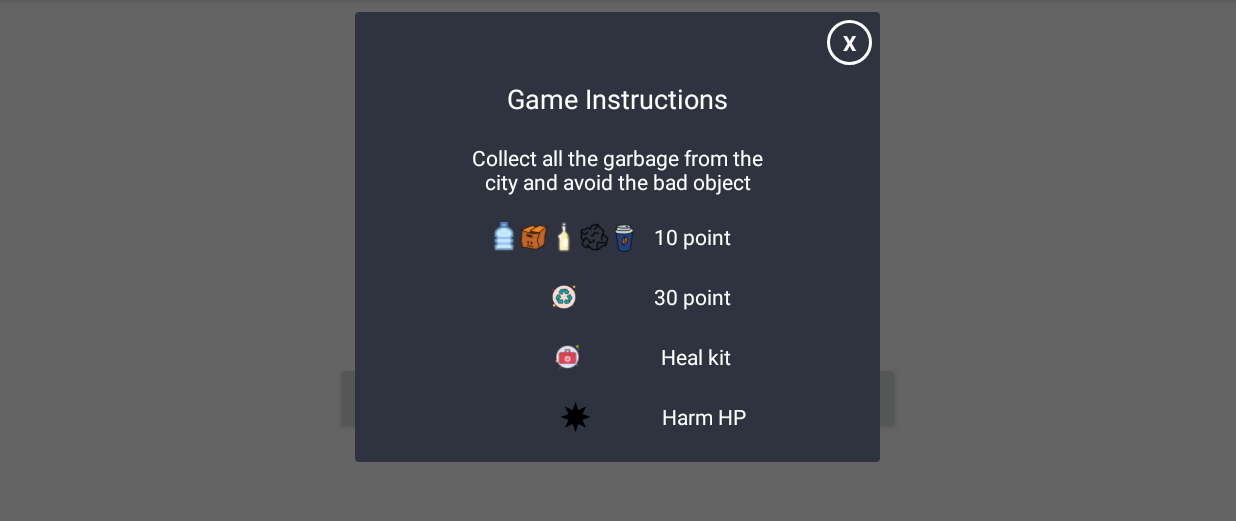
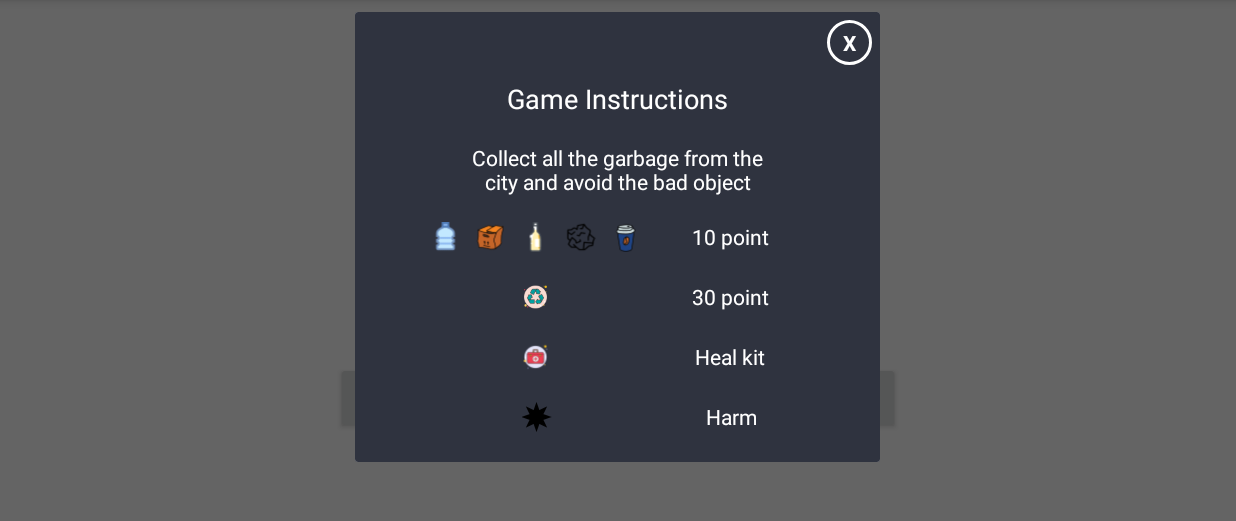
Before and after one commit to dorshamir55/CleaningTheCity, an Android app: the screen it shows after launch (StartActivity), after a tap on "INSTRUCTIONS", on a phone screen of 824 x 412 dp (held sideways), the part 72-593 px from its top. Run offline under Robolectric (Android 15) with nearby library versions, the phone set to English and light mode, and no system bars.

Commit message:
fix for hebrew

```diff
--- a/app/src/main/res/layout/game_instructions.xml
+++ b/app/src/main/res/layout/game_instructions.xml
@@ -35,39 +35,39 @@
         android:text="@string/game_instructions" />
 
     <TableLayout
-        android:layout_width="wrap_content"
+        android:layout_width="259dp"
         android:layout_height="wrap_content"
-        android:layout_marginTop="10dp"
-        android:layout_gravity="center">
+        android:layout_gravity="center"
+        android:layout_marginTop="10dp">
 
         <LinearLayout android:gravity="center_vertical">
 
             <ImageView
-                android:layout_width="20dp"
+                android:layout_width="wrap_content"
                 android:layout_height="20dp"
                 android:contentDescription="objects Hit"
                 android:src="@drawable/object1" />
 
             <ImageView
-                android:layout_width="20dp"
+                android:layout_width="wrap_content"
                 android:layout_height="20dp"
                 android:contentDescription="objects Hit"
                 android:src="@drawable/object2" />
 
             <ImageView
-                android:layout_width="20dp"
+                android:layout_width="wrap_content"
                 android:layout_height="20dp"
                 android:contentDescription="objects Hit"
                 android:src="@drawable/object3" />
 
             <ImageView
-                android:layout_width="20dp"
+                android:layout_width="wrap_content"
                 android:layout_height="20dp"
                 android:contentDescription="objects Hit"
                 android:src="@drawable/object4" />
 
             <ImageView
-                android:layout_width="20dp"
+                android:layout_width="wrap_content"
                 android:layout_height="20dp"
                 android:contentDescription="objects Hit"
                 android:src="@drawable/object5" />
@@ -75,10 +75,11 @@
             <TextView
                 android:layout_width="wrap_content"
                 android:layout_height="wrap_content"
+                android:layout_weight="1"
+                android:gravity="center"
                 android:paddingStart="10dp"
                 android:paddingEnd="10dp"
                 android:text="@string/instruction_points10"
-                android:gravity="center"
                 android:textColor="@color/white"
                 android:textSize="14sp" />
         </LinearLayout>
@@ -86,23 +87,23 @@
         <LinearLayout
             android:layout_marginTop="20dp"
             android:gravity="center_vertical">
+
             <ImageView
+                android:layout_width="150dp"
+                android:layout_height="20dp"
                 android:contentDescription="bonus object hit"
-                android:layout_width="0dp"
-                android:layout_height="20dp"
-                android:src="@drawable/recyclebonus"
-                android:layout_weight="1"/>
+                android:src="@drawable/recyclebonus" />
 
             <TextView
                 android:layout_width="wrap_content"
                 android:layout_height="wrap_content"
+                android:layout_weight="1"
+                android:gravity="center"
                 android:paddingStart="10dp"
                 android:paddingEnd="10dp"
                 android:text="@string/instruction_points30"
-                android:gravity="center"
                 android:textColor="@color/white"
-                android:textSize="14sp"
-/>
+                android:textSize="14sp" />
         </LinearLayout>
 
         <LinearLayout
@@ -110,40 +111,41 @@
             android:gravity="center_vertical">
 
             <ImageView
-                android:layout_width="0dp"
+                android:layout_width="150dp"
                 android:layout_height="20dp"
-                android:layout_weight="1"
                 android:contentDescription="heal kit"
                 android:src="@drawable/healkit" />
 
             <TextView
                 android:layout_width="wrap_content"
                 android:layout_height="wrap_content"
+                android:layout_weight="0.05"
+                android:gravity="center"
                 android:paddingStart="10dp"
                 android:paddingEnd="10dp"
                 android:text="@string/instruction_healkit"
-                android:gravity="center"
                 android:textColor="@color/white"
                 android:textSize="14sp" />
         </LinearLayout>
+
         <LinearLayout
             android:layout_marginTop="20dp"
             android:gravity="center_vertical">
+
             <ImageView
+                android:layout_width="151dp"
+                android:layout_height="20dp"
                 android:contentDescription="bad object hit"
-                android:layout_width="0dp"
-                android:layout_height="20dp"
-                android:src="@drawable/black"
-                android:layout_weight="1"/>
+                android:src="@drawable/black" />
 
             <TextView
                 android:layout_width="wrap_content"
                 android:layout_height="wrap_content"
+                android:layout_weight="1"
+                android:gravity="center"
                 android:text="@string/instructions_badhit"
-                android:gravity="center"
                 android:textColor="@color/white"
-                android:textSize="14sp"
-                />
+                android:textSize="14sp" />
         </LinearLayout>
 
     </TableLayout>
--- a/app/src/main/res/values/strings.xml
+++ b/app/src/main/res/values/strings.xml
@@ -25,5 +25,5 @@
     <string name="instruction_points10">10 point</string>
     <string name="instruction_points30">30 point</string>
     <string name="instruction_healkit">Heal kit</string>
-    <string name="instructions_badhit">Harm HP</string>
+    <string name="instructions_badhit">Harm</string>
 </resources>
```
